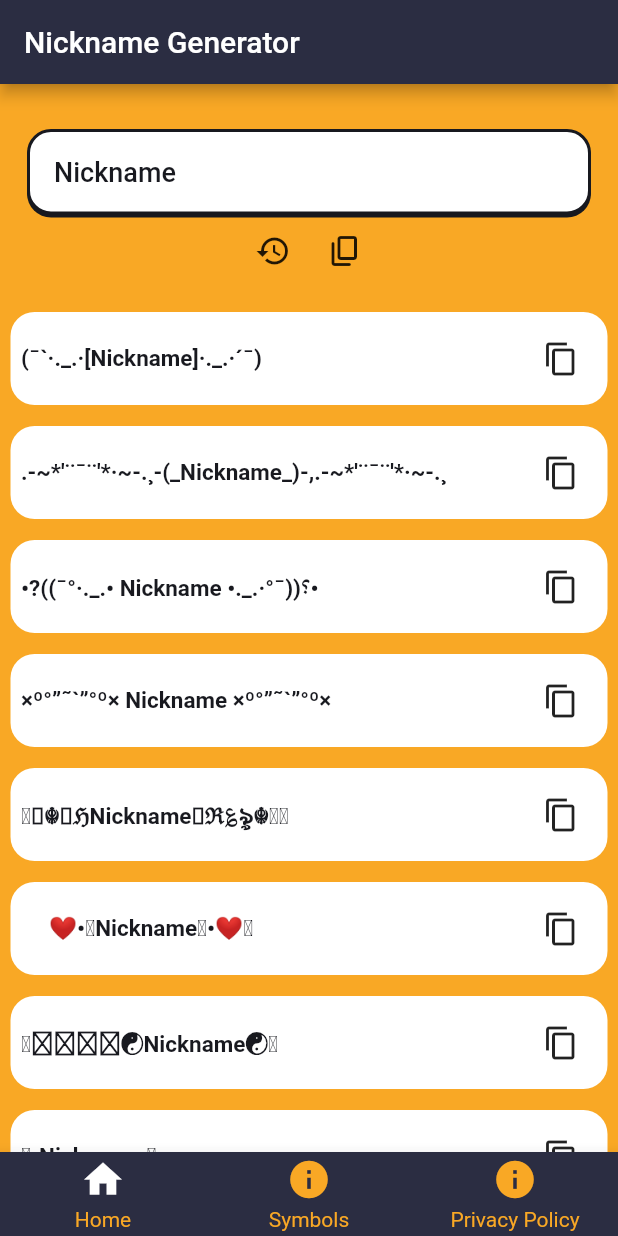
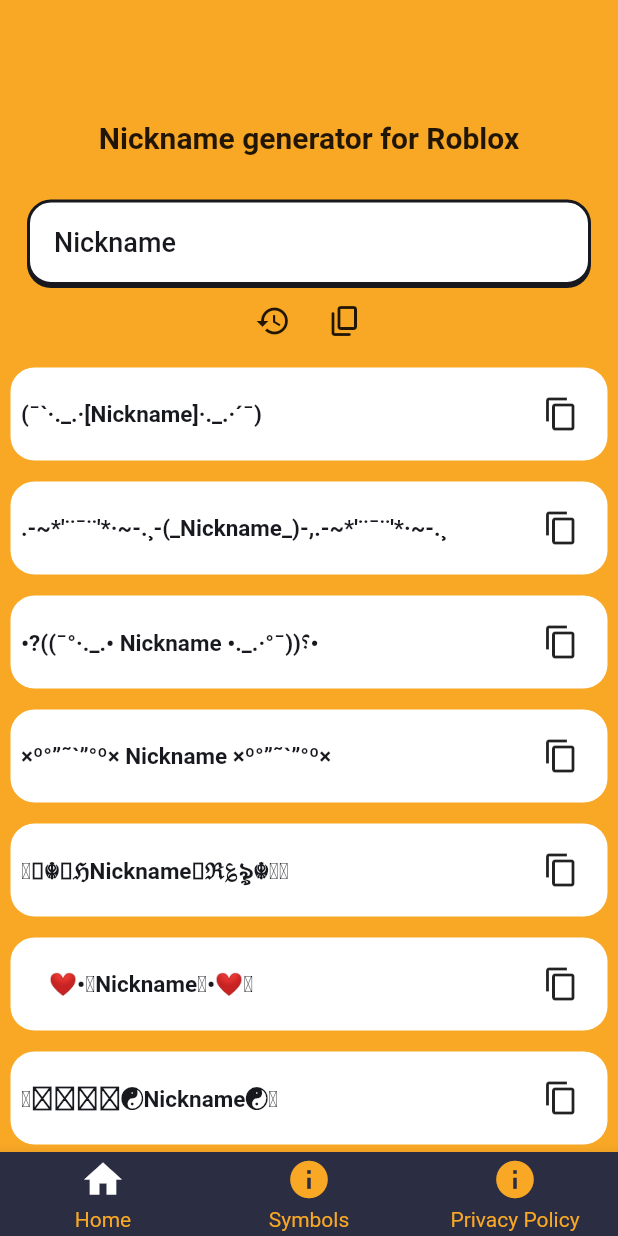
Before and after one commit to Blast06/nickname_generator, a Flutter app: the screen it shows after launch, on a phone screen of 412 x 824 dp. Run offline on Flutter 3.47's test engine with Material 2 defaults, Android fonts, the phone set to English and light mode, and no system bars; drawn by our look-alikes of custom_navigation_bar; our stand-ins replace basic_utils, faker, flutter_markdown, flutter_svg, get, in_app_review and 3 more; missing offline and left inert: dart:ffi.

Commit message:
Deleted app bar

```diff
--- a/lib/ui/pages/home_page.dart
+++ b/lib/ui/pages/home_page.dart
@@ -4,6 +4,7 @@ import 'package:generator/data/models/Symbols.dart';
 import 'package:generator/ui/widgets/bottom_bar.dart';
 import 'package:generator/ui/widgets/custom_search_text.dart';
 import 'package:generator/ui/widgets/slim_card.dart';
+import 'package:generator/utils/MyAdmob.dart';
 import 'package:generator/utils/apptheme.dart';
 import 'package:get/get.dart';
 import 'package:flutter/services.dart';
@@ -27,11 +28,15 @@ class HomePage extends StatelessWidget {
   Widget build(BuildContext context) {
     return Scaffold(
       backgroundColor: Colors.yellow[800],
-      appBar: AppBar(
-        title: Text('Nickname Generator'),
-      ),
+      // appBar: AppBar(
+      //   title: Text('Nickname Generator'),
+      // ),
       body: Column(
         children: [
+          const SizedBox(
+            height: 80,
+          ),
+          Text(MyAdmob.getAppName(), style: TextStyle(fontSize: 20,fontWeight: FontWeight.bold),),
           GetBuilder<HomeController>(
             builder: (_) => Container(
               margin: EdgeInsets.only(top: 30, left: 18, right: 18),
@@ -71,9 +76,9 @@ class HomePage extends StatelessWidget {
               ],
             ),
           ),
-          const SizedBox(
-            height: 10,
-          ),
+          // const SizedBox(
+          //   height: 10,
+          // ),
 
           Expanded(
             child: GetBuilder<HomeController>(
```
Also changed, not shown: lib/ui/pages/symbols_page.dart (+5 -5 lines).
